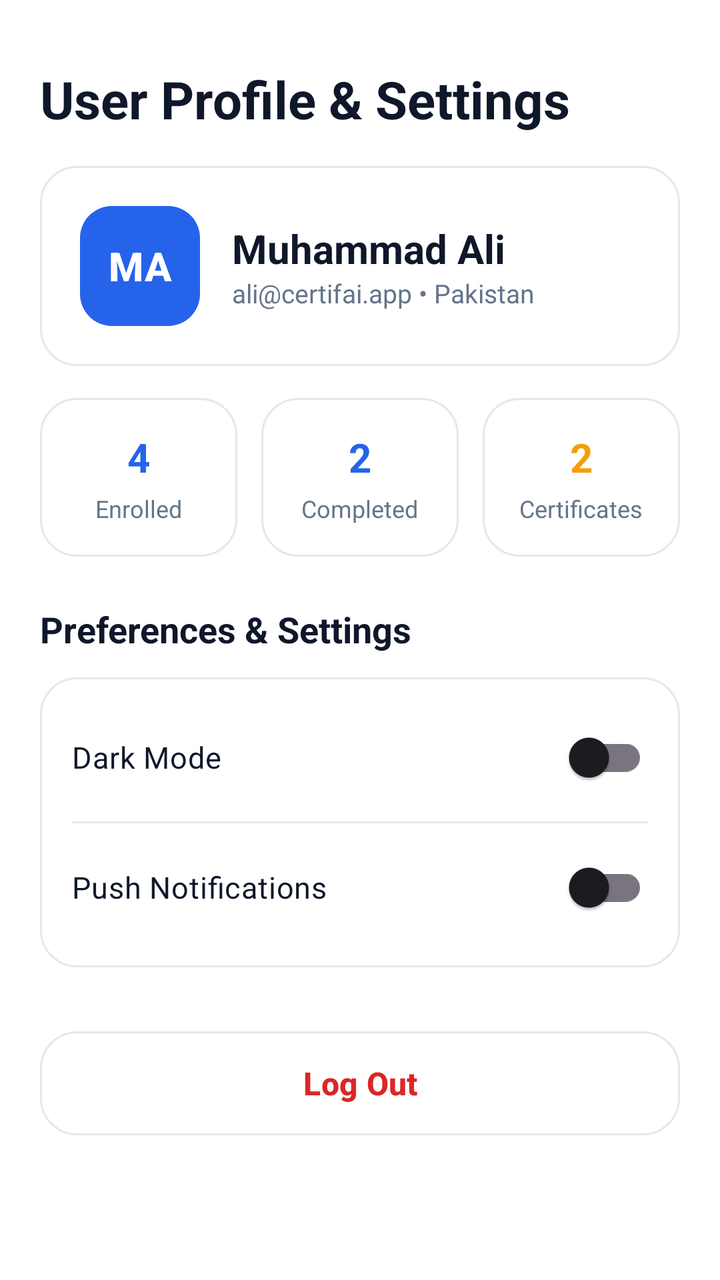
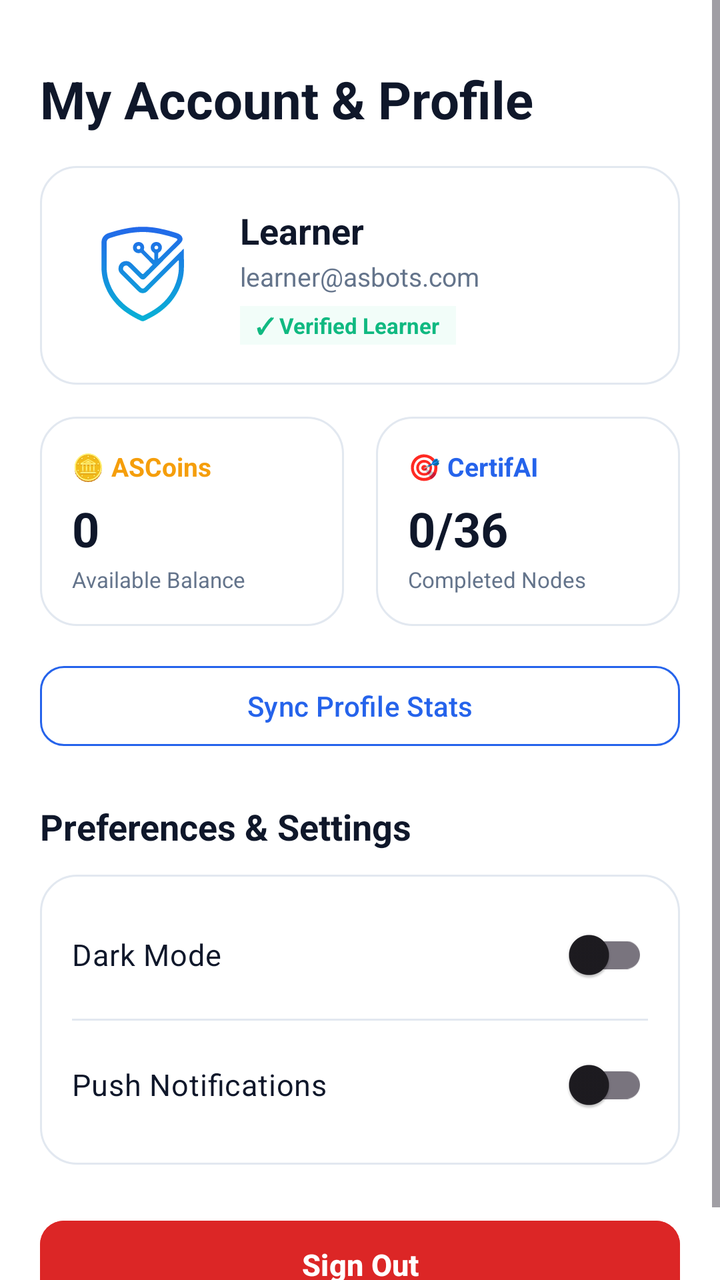

The first picture is an Android layout as it rendered before a commit; the second is the same layout after the commit. The layout source and the unified diff follow.
<!-- AndroidManifest.xml: application theme Theme.CertifAI -->
<!-- res/layout/fragment_profile.xml -->
<?xml version="1.0" encoding="utf-8"?>
<ScrollView xmlns:android="http://schemas.android.com/apk/res/android"
    xmlns:app="http://schemas.android.com/apk/res-auto"
    xmlns:tools="http://schemas.android.com/tools"
    android:layout_width="match_parent"
    android:layout_height="match_parent"
    android:fillViewport="true"
    tools:context=".ui.ProfileFragment">

    <androidx.constraintlayout.widget.ConstraintLayout
        android:layout_width="match_parent"
        android:layout_height="wrap_content"
        android:padding="20dp"
        android:paddingBottom="40dp">

        <TextView
            android:id="@+id/tvTitle"
            android:layout_width="0dp"
            android:layout_height="wrap_content"
            android:layout_marginTop="12dp"
            android:text="User Profile &amp; Settings"
            android:textColor="@color/text_primary_light"
            android:textSize="26sp"
            android:textStyle="bold"
            app:layout_constraintEnd_toEndOf="parent"
            app:layout_constraintStart_toStartOf="parent"
            app:layout_constraintTop_toTopOf="parent" />

        
        <LinearLayout
            android:id="@+id/llUserCard"
            android:layout_width="0dp"
            android:layout_height="wrap_content"
            android:layout_marginTop="16dp"
            android:background="@drawable/bg_card_surface"
            android:gravity="center_vertical"
            android:orientation="horizontal"
            android:padding="20dp"
            app:layout_constraintEnd_toEndOf="parent"
            app:layout_constraintStart_toStartOf="parent"
            app:layout_constraintTop_toBottomOf="@id/tvTitle">

            <TextView
                android:layout_width="60dp"
                android:layout_height="60dp"
                android:background="@drawable/bg_primary_button"
                android:fontFamily="sans-serif-medium"
                android:gravity="center"
                android:text="MA"
                android:textColor="@color/white"
                android:textSize="20sp"
                android:textStyle="bold" />

            <LinearLayout
                android:layout_width="0dp"
                android:layout_height="wrap_content"
                android:layout_marginStart="16dp"
                android:layout_weight="1"
                android:orientation="vertical">

                <TextView
                    android:layout_width="wrap_content"
                    android:layout_height="wrap_content"
                    android:text="Muhammad Ali"
                    android:textColor="@color/text_primary_light"
                    android:textSize="20sp"
                    android:textStyle="bold" />

                <TextView
                    android:layout_width="wrap_content"
                    android:layout_height="wrap_content"
                    android:text="ali@certifai.app • Pakistan"
                    android:textColor="@color/text_secondary_light"
                    android:textSize="13sp" />

            </LinearLayout>
        </LinearLayout>

        
        <LinearLayout
            android:id="@+id/llStatsGrid"
            android:layout_width="0dp"
            android:layout_height="wrap_content"
            android:layout_marginTop="16dp"
            android:orientation="horizontal"
            app:layout_constraintEnd_toEndOf="parent"
            app:layout_constraintStart_toStartOf="parent"
            app:layout_constraintTop_toBottomOf="@id/llUserCard">

            <LinearLayout
                android:layout_width="0dp"
                android:layout_height="wrap_content"
                android:layout_marginEnd="8dp"
                android:layout_weight="1"
                android:background="@drawable/bg_card_surface"
                android:gravity="center"
                android:orientation="vertical"
                android:padding="16dp">

                <TextView
                    android:layout_width="wrap_content"
                    android:layout_height="wrap_content"
                    android:text="4"
                    android:textColor="@color/electric_blue"
                    android:textSize="20sp"
                    android:textStyle="bold" />

                <TextView
                    android:layout_width="wrap_content"
                    android:layout_height="wrap_content"
                    android:layout_marginTop="4dp"
                    android:text="Enrolled"
                    android:textColor="@color/text_secondary_light"
                    android:textSize="12sp" />
            </LinearLayout>

            <LinearLayout
                android:layout_width="0dp"
                android:layout_height="wrap_content"
                android:layout_marginHorizontal="4dp"
                android:layout_weight="1"
                android:background="@drawable/bg_card_surface"
                android:gravity="center"
                android:orientation="vertical"
                android:padding="16dp">

                <TextView
                    android:layout_width="wrap_content"
                    android:layout_height="wrap_content"
                    android:text="2"
                    android:textColor="@color/electric_blue"
                    android:textSize="20sp"
                    android:textStyle="bold" />

                <TextView
                    android:layout_width="wrap_content"
                    android:layout_height="wrap_content"
                    android:layout_marginTop="4dp"
                    android:text="Completed"
                    android:textColor="@color/text_secondary_light"
                    android:textSize="12sp" />
            </LinearLayout>

            <LinearLayout
                android:layout_width="0dp"
                android:layout_height="wrap_content"
                android:layout_marginStart="8dp"
                android:layout_weight="1"
                android:background="@drawable/bg_card_surface"
                android:gravity="center"
                android:orientation="vertical"
                android:padding="16dp">

                <TextView
                    android:layout_width="wrap_content"
                    android:layout_height="wrap_content"
                    android:text="2"
                    android:textColor="@color/gold_badge"
                    android:textSize="20sp"
                    android:textStyle="bold" />

                <TextView
                    android:layout_width="wrap_content"
                    android:layout_height="wrap_content"
                    android:layout_marginTop="4dp"
                    android:text="Certificates"
                    android:textColor="@color/text_secondary_light"
                    android:textSize="12sp" />
            </LinearLayout>
        </LinearLayout>

        
        <TextView
            android:id="@+id/tvPreferencesHeader"
            android:layout_width="0dp"
            android:layout_height="wrap_content"
            android:layout_marginTop="24dp"
            android:text="Preferences &amp; Settings"
            android:textColor="@color/text_primary_light"
            android:textSize="18sp"
            android:textStyle="bold"
            app:layout_constraintEnd_toEndOf="parent"
            app:layout_constraintStart_toStartOf="parent"
            app:layout_constraintTop_toBottomOf="@id/llStatsGrid" />

        <LinearLayout
            android:id="@+id/llPreferencesCard"
            android:layout_width="0dp"
            android:layout_height="wrap_content"
            android:layout_marginTop="12dp"
            android:background="@drawable/bg_card_surface"
            android:orientation="vertical"
            android:padding="16dp"
            app:layout_constraintEnd_toEndOf="parent"
            app:layout_constraintStart_toStartOf="parent"
            app:layout_constraintTop_toBottomOf="@id/tvPreferencesHeader">

            <androidx.appcompat.widget.SwitchCompat
                android:id="@+id/switchDarkMode"
                android:layout_width="match_parent"
                android:layout_height="wrap_content"
                android:paddingVertical="8dp"
                android:text="Dark Mode"
                android:textColor="@color/text_primary_light"
                android:textSize="15sp" />

            <View
                android:layout_width="match_parent"
                android:layout_height="1dp"
                android:layout_marginVertical="8dp"
                android:background="@color/border_light" />

            <androidx.appcompat.widget.SwitchCompat
                android:id="@+id/switchNotifications"
                android:layout_width="match_parent"
                android:layout_height="wrap_content"
                android:paddingVertical="8dp"
                android:text="Push Notifications"
                android:textColor="@color/text_primary_light"
                android:textSize="15sp" />

        </LinearLayout>

        
        <Button
            android:id="@+id/btnLogout"
            android:layout_width="0dp"
            android:layout_height="52dp"
            android:layout_marginTop="32dp"
            android:background="@drawable/bg_card_surface"
            android:text="Log Out"
            android:textAllCaps="false"
            android:textColor="#DC2626"
            android:textSize="16sp"
            android:textStyle="bold"
            app:backgroundTint="@null"
            app:layout_constraintEnd_toEndOf="parent"
            app:layout_constraintStart_toStartOf="parent"
            app:layout_constraintTop_toBottomOf="@id/llPreferencesCard" />

    </androidx.constraintlayout.widget.ConstraintLayout>
</ScrollView>
<!-- resources referenced by this layout -->
<resources>
  <color name="border_light">#E2E8F0</color>
  <color name="electric_blue">#2563EB</color>
  <color name="gold_badge">#F59E0B</color>
  <color name="text_primary_light">#0F172A</color>
  <color name="text_secondary_light">#64748B</color>
  <color name="white">#FFFFFFFF</color>
  <!-- drawable bg_card_surface (drawable) -->
  <?xml version="1.0" encoding="utf-8"?>
  <shape xmlns:android="http://schemas.android.com/apk/res/android"
      android:shape="rectangle">
      <solid android:color="@color/surface_light" />
      <corners android:radius="18dp" />
      <stroke
          android:width="1dp"
          android:color="@color/border_light" />
  </shape>
  <!-- drawable bg_primary_button (drawable) -->
  <?xml version="1.0" encoding="utf-8"?>
  <shape xmlns:android="http://schemas.android.com/apk/res/android"
      android:shape="rectangle">
      <gradient
          android:angle="45"
          android:endColor="@color/electric_blue"
          android:startColor="@color/electric_blue" />
      <corners android:radius="16dp" />
  </shape>
  <style name="Theme.CertifAI" parent="Base.Theme.CertifAI" />
  <color name="surface_light">#FFFFFF</color>
  <style name="Base.Theme.CertifAI" parent="Theme.Material3.DayNight.NoActionBar">
          <item name="colorPrimary">@color/electric_blue</item>
          <item name="colorOnPrimary">@color/white</item>
          <item name="colorSecondary">@color/cyan_accent</item>
          <item name="android:statusBarColor">#FFFFFF</item>
          <item name="android:windowLightStatusBar">true</item>
          <item name="android:windowBackground">#FFFFFF</item>
      </style>
  <color name="cyan_accent">#06B6D4</color>
</resources>

<!-- the commit's change to res/layout/fragment_profile.xml (unified diff, before → after) -->
@@ -18,7 +18,7 @@
             android:layout_width="0dp"
             android:layout_height="wrap_content"
             android:layout_marginTop="12dp"
-            android:text="User Profile &amp; Settings"
+            android:text="My Account &amp; Profile"
             android:textColor="@color/text_primary_light"
             android:textSize="26sp"
             android:textStyle="bold"
@@ -28,215 +28,302 @@
 
         
         <LinearLayout
-            android:id="@+id/llUserCard"
+            android:id="@+id/llLoggedOutContainer"
             android:layout_width="0dp"
             android:layout_height="wrap_content"
-            android:layout_marginTop="16dp"
+            android:layout_marginTop="24dp"
             android:background="@drawable/bg_card_surface"
-            android:gravity="center_vertical"
-            android:orientation="horizontal"
-            android:padding="20dp"
+            android:gravity="center"
+            android:orientation="vertical"
+            android:padding="24dp"
+            android:visibility="gone"
+            app:layout_constraintEnd_toEndOf="parent"
+            app:layout_constraintStart_toStartOf="parent"
+            app:layout_constraintTop_toBottomOf="@id/tvTitle"
+            tools:visibility="gone">
+
+            <ImageView
+                android:layout_width="72dp"
+                android:layout_height="72dp"
+                android:contentDescription="@string/app_name"
+                android:src="@drawable/ic_certifai_shield" />
+
+            <TextView
+                android:layout_width="wrap_content"
+                android:layout_height="wrap_content"
+                android:layout_marginTop="16dp"
+                android:text="Welcome to ASBots"
+                android:textColor="@color/text_primary_light"
+                android:textSize="20sp"
+                android:textStyle="bold" />
+
+            <TextView
+                android:layout_width="wrap_content"
+                android:layout_height="wrap_content"
+                android:layout_marginTop="8dp"
+                android:gravity="center"
+                android:text="Sign in with your Google Account to sync your CertifAI roadmap nodes, courses, and ASCoins balance."
+                android:textColor="@color/text_secondary_light"
+                android:textSize="13sp" />
+
+            <com.google.android.material.button.MaterialButton
+                android:id="@+id/btnGoogleSignIn"
+                android:layout_width="match_parent"
+                android:layout_height="52dp"
+                android:layout_marginTop="24dp"
+                android:backgroundTint="#FFFFFF"
+                android:text="Sign in with Google"
+                android:textAllCaps="false"
+                android:textColor="#1F2937"
+                android:textSize="15sp"
+                android:textStyle="bold"
+                app:cornerRadius="12dp"
+                app:icon="@android:drawable/ic_menu_compass"
+                app:iconGravity="textStart"
+                app:iconPadding="10dp"
+                app:iconTint="#4285F4" />
+
+        </LinearLayout>
+
+        
+        <LinearLayout
+            android:id="@+id/llLoggedInContainer"
+            android:layout_width="0dp"
+            android:layout_height="wrap_content"
+            android:orientation="vertical"
             app:layout_constraintEnd_toEndOf="parent"
             app:layout_constraintStart_toStartOf="parent"
             app:layout_constraintTop_toBottomOf="@id/tvTitle">
 
+            
+            <LinearLayout
+                android:id="@+id/llUserCard"
+                android:layout_width="match_parent"
+                android:layout_height="wrap_content"
+                android:layout_marginTop="16dp"
+                android:background="@drawable/bg_card_surface"
+                android:gravity="center_vertical"
+                android:orientation="horizontal"
+                android:padding="20dp">
+
+                <com.google.android.material.imageview.ShapeableImageView
+                    android:id="@+id/ivAvatar"
+                    android:layout_width="64dp"
+                    android:layout_height="64dp"
+                    android:scaleType="centerCrop"
+                    android:src="@drawable/ic_certifai_shield"
+                    app:shapeAppearanceOverlay="@style/ShapeAppearance.Material3.Corner.Full" />
+
+                <LinearLayout
+                    android:layout_width="0dp"
+                    android:layout_height="wrap_content"
+                    android:layout_marginStart="16dp"
+                    android:layout_weight="1"
+                    android:orientation="vertical">
+
+                    <TextView
+                        android:id="@+id/tvUserName"
+                        android:layout_width="wrap_content"
+                        android:layout_height="wrap_content"
+                        android:text="Learner"
+                        android:textColor="@color/text_primary_light"
+                        android:textSize="18sp"
+                        android:textStyle="bold" />
+
+                    <TextView
+                        android:id="@+id/tvUserEmail"
+                        android:layout_width="wrap_content"
+                        android:layout_height="wrap_content"
+                        android:layout_marginTop="2dp"
+                        android:text="learner@asbots.com"
+                        android:textColor="@color/text_secondary_light"
+                        android:textSize="13sp" />
+
+                    <TextView
+                        android:id="@+id/tvVerifiedBadge"
+                        android:layout_width="wrap_content"
+                        android:layout_height="wrap_content"
+                        android:layout_marginTop="6dp"
+                        android:background="#1034D399"
+                        android:paddingHorizontal="8dp"
+                        android:paddingVertical="2dp"
+                        android:text="✓ Verified Learner"
+                        android:textColor="#10B981"
+                        android:textSize="11sp"
+                        android:textStyle="bold" />
+
+                </LinearLayout>
+            </LinearLayout>
+
+            
+            <LinearLayout
+                android:id="@+id/llStatsGrid"
+                android:layout_width="match_parent"
+                android:layout_height="wrap_content"
+                android:layout_marginTop="16dp"
+                android:orientation="horizontal">
+
+                
+                <LinearLayout
+                    android:layout_width="0dp"
+                    android:layout_height="wrap_content"
+                    android:layout_marginEnd="8dp"
+                    android:layout_weight="1"
+                    android:background="@drawable/bg_card_surface"
+                    android:orientation="vertical"
+                    android:padding="16dp">
+
+                    <TextView
+                        android:layout_width="wrap_content"
+                        android:layout_height="wrap_content"
+                        android:text="🪙 ASCoins"
+                        android:textColor="@color/gold_badge"
+                        android:textSize="13sp"
+                        android:textStyle="bold" />
+
+                    <TextView
+                        android:id="@+id/tvCoinsBalance"
+                        android:layout_width="wrap_content"
+                        android:layout_height="wrap_content"
+                        android:layout_marginTop="6dp"
+                        android:text="0"
+                        android:textColor="@color/text_primary_light"
+                        android:textSize="24sp"
+                        android:textStyle="bold" />
+
+                    <TextView
+                        android:layout_width="wrap_content"
+                        android:layout_height="wrap_content"
+                        android:layout_marginTop="2dp"
+                        android:text="Available Balance"
+                        android:textColor="@color/text_secondary_light"
+                        android:textSize="11sp" />
+                </LinearLayout>
+
+                
+                <LinearLayout
+                    android:layout_width="0dp"
+                    android:layout_height="wrap_content"
+                    android:layout_marginStart="8dp"
+                    android:layout_weight="1"
+                    android:background="@drawable/bg_card_surface"
+                    android:orientation="vertical"
+                    android:padding="16dp">
+
+                    <TextView
+                        android:layout_width="wrap_content"
+                        android:layout_height="wrap_content"
+                        android:text="🎯 CertifAI"
+                        android:textColor="@color/electric_blue"
+                        android:textSize="13sp"
+                        android:textStyle="bold" />
+
+                    <TextView
+                        android:id="@+id/tvNodesProgress"
+                        android:layout_width="wrap_content"
+                        android:layout_height="wrap_content"
+                        android:layout_marginTop="6dp"
+                        android:text="0/36"
+                        android:textColor="@color/text_primary_light"
+                        android:textSize="24sp"
+                        android:textStyle="bold" />
+
+                    <TextView
+                        android:layout_width="wrap_content"
+                        android:layout_height="wrap_content"
+                        android:layout_marginTop="2dp"
+                        android:text="Completed Nodes"
+                        android:textColor="@color/text_secondary_light"
+                        android:textSize="11sp" />
+                </LinearLayout>
+            </LinearLayout>
+
+            
+            <com.google.android.material.button.MaterialButton
+                android:id="@+id/btnSyncProfile"
+                style="@style/Widget.Material3.Button.OutlinedButton"
+                android:layout_width="match_parent"
+                android:layout_height="48dp"
+                android:layout_marginTop="16dp"
+                android:text="Sync Profile Stats"
+                android:textAllCaps="false"
+                android:textColor="@color/electric_blue"
+                android:textSize="14sp"
+                app:cornerRadius="12dp"
+                app:strokeColor="@color/electric_blue" />
+
+            
             <TextView
-                android:layout_width="60dp"
-                android:layout_height="60dp"
-                android:background="@drawable/bg_primary_button"
-                android:fontFamily="sans-serif-medium"
-                android:gravity="center"
-                android:text="MA"
-                android:textColor="@color/white"
-                android:textSize="20sp"
+                android:id="@+id/tvPreferencesHeader"
+                android:layout_width="match_parent"
+                android:layout_height="wrap_content"
+                android:layout_marginTop="24dp"
+                android:text="Preferences &amp; Settings"
+                android:textColor="@color/text_primary_light"
+                android:textSize="18sp"
                 android:textStyle="bold" />
 
             <LinearLayout
-                android:layout_width="0dp"
-                android:layout_height="wrap_content"
-                android:layout_marginStart="16dp"
-                android:layout_weight="1"
-                android:orientation="vertical">
-
-                <TextView
-                    android:layout_width="wrap_content"
-                    android:layout_height="wrap_content"
-                    android:text="Muhammad Ali"
+                android:id="@+id/llPreferencesCard"
+                android:layout_width="match_parent"
+                android:layout_height="wrap_content"
+                android:layout_marginTop="12dp"
+                android:background="@drawable/bg_card_surface"
+                android:orientation="vertical"
+                android:padding="16dp">
+
+                <androidx.appcompat.widget.SwitchCompat
+                    android:id="@+id/switchDarkMode"
+                    android:layout_width="match_parent"
+                    android:layout_height="wrap_content"
+                    android:paddingVertical="8dp"
+                    android:text="Dark Mode"
                     android:textColor="@color/text_primary_light"
-                    android:textSize="20sp"
-                    android:textStyle="bold" />
-
-                <TextView
-                    android:layout_width="wrap_content"
-                    android:layout_height="wrap_content"
-                    android:text="ali@certifai.app • Pakistan"
-                    android:textColor="@color/text_secondary_light"
-                    android:textSize="13sp" />
+                    android:textSize="15sp" />
+
+                <View
+                    android:layout_width="match_parent"
+                    android:layout_height="1dp"
+                    android:layout_marginVertical="8dp"
+                    android:background="@color/border_light" />
+
+                <androidx.appcompat.widget.SwitchCompat
+                    android:id="@+id/switchNotifications"
+                    android:layout_width="match_parent"
+                    android:layout_height="wrap_content"
+                    android:paddingVertical="8dp"
+                    android:text="Push Notifications"
+                    android:textColor="@color/text_primary_light"
+                    android:textSize="15sp" />
 
             </LinearLayout>
+
+            
+            <com.google.android.material.button.MaterialButton
+                android:id="@+id/btnSignOut"
+                android:layout_width="match_parent"
+                android:layout_height="52dp"
+                android:layout_marginTop="24dp"
+                android:backgroundTint="#DC2626"
+                android:text="Sign Out"
+                android:textAllCaps="false"
+                android:textColor="#FFFFFF"
+                android:textSize="15sp"
+                android:textStyle="bold"
+                app:cornerRadius="12dp" />
+
         </LinearLayout>
 
-        
-        <LinearLayout
-            android:id="@+id/llStatsGrid"
-            android:layout_width="0dp"
+        <ProgressBar
+            android:id="@+id/progressBar"
+            android:layout_width="wrap_content"
             android:layout_height="wrap_content"
-            android:layout_marginTop="16dp"
-            android:orientation="horizontal"
+            android:indeterminateTint="@color/electric_blue"
+            android:visibility="gone"
+            app:layout_constraintBottom_toBottomOf="parent"
             app:layout_constraintEnd_toEndOf="parent"
             app:layout_constraintStart_toStartOf="parent"
-            app:layout_constraintTop_toBottomOf="@id/llUserCard">
-
-            <LinearLayout
-                android:layout_width="0dp"
-                android:layout_height="wrap_content"
-                android:layout_marginEnd="8dp"
-                android:layout_weight="1"
-                android:background="@drawable/bg_card_surface"
-                android:gravity="center"
-                android:orientation="vertical"
-                android:padding="16dp">
-
-                <TextView
-                    android:layout_width="wrap_content"
-                    android:layout_height="wrap_content"
-                    android:text="4"
-                    android:textColor="@color/electric_blue"
-                    android:textSize="20sp"
-                    android:textStyle="bold" />
-
-                <TextView
-                    android:layout_width="wrap_content"
-                    android:layout_height="wrap_content"
-                    android:layout_marginTop="4dp"
-                    android:text="Enrolled"
-                    android:textColor="@color/text_secondary_light"
-                    android:textSize="12sp" />
-            </LinearLayout>
-
-            <LinearLayout
-                android:layout_width="0dp"
-                android:layout_height="wrap_content"
-                android:layout_marginHorizontal="4dp"
-                android:layout_weight="1"
-                android:background="@drawable/bg_card_surface"
-                android:gravity="center"
-                android:orientation="vertical"
-                android:padding="16dp">
-
-                <TextView
-                    android:layout_width="wrap_content"
-                    android:layout_height="wrap_content"
-                    android:text="2"
-                    android:textColor="@color/electric_blue"
-                    android:textSize="20sp"
-                    android:textStyle="bold" />
-
-                <TextView
-                    android:layout_width="wrap_content"
-                    android:layout_height="wrap_content"
-                    android:layout_marginTop="4dp"
-                    android:text="Completed"
-                    android:textColor="@color/text_secondary_light"
-                    android:textSize="12sp" />
-            </LinearLayout>
-
-            <LinearLayout
-                android:layout_width="0dp"
-                android:layout_height="wrap_content"
-                android:layout_marginStart="8dp"
-                android:layout_weight="1"
-                android:background="@drawable/bg_card_surface"
-                android:gravity="center"
-                android:orientation="vertical"
-                android:padding="16dp">
-
-                <TextView
-                    android:layout_width="wrap_content"
-                    android:layout_height="wrap_content"
-                    android:text="2"
-                    android:textColor="@color/gold_badge"
-                    android:textSize="20sp"
-                    android:textStyle="bold" />
-
-                <TextView
-                    android:layout_width="wrap_content"
-                    android:layout_height="wrap_content"
-                    android:layout_marginTop="4dp"
-                    android:text="Certificates"
-                    android:textColor="@color/text_secondary_light"
-                    android:textSize="12sp" />
-            </LinearLayout>
-        </LinearLayout>
-
-        
-        <TextView
-            android:id="@+id/tvPreferencesHeader"
-            android:layout_width="0dp"
-            android:layout_height="wrap_content"
-            android:layout_marginTop="24dp"
-            android:text="Preferences &amp; Settings"
-            android:textColor="@color/text_primary_light"
-            android:textSize="18sp"
-            android:textStyle="bold"
-            app:layout_constraintEnd_toEndOf="parent"
-            app:layout_constraintStart_toStartOf="parent"
-            app:layout_constraintTop_toBottomOf="@id/llStatsGrid" />
-
-        <LinearLayout
-            android:id="@+id/llPreferencesCard"
-            android:layout_width="0dp"
-            android:layout_height="wrap_content"
-            android:layout_marginTop="12dp"
-            android:background="@drawable/bg_card_surface"
-            android:orientation="vertical"
-            android:padding="16dp"
-            app:layout_constraintEnd_toEndOf="parent"
-            app:layout_constraintStart_toStartOf="parent"
-            app:layout_constraintTop_toBottomOf="@id/tvPreferencesHeader">
-
-            <androidx.appcompat.widget.SwitchCompat
-                android:id="@+id/switchDarkMode"
-                android:layout_width="match_parent"
-                android:layout_height="wrap_content"
-                android:paddingVertical="8dp"
-                android:text="Dark Mode"
-                android:textColor="@color/text_primary_light"
-                android:textSize="15sp" />
-
-            <View
-                android:layout_width="match_parent"
-                android:layout_height="1dp"
-                android:layout_marginVertical="8dp"
-                android:background="@color/border_light" />
-
-            <androidx.appcompat.widget.SwitchCompat
-                android:id="@+id/switchNotifications"
-                android:layout_width="match_parent"
-                android:layout_height="wrap_content"
-                android:paddingVertical="8dp"
-                android:text="Push Notifications"
-                android:textColor="@color/text_primary_light"
-                android:textSize="15sp" />
-
-        </LinearLayout>
-
-        
-        <Button
-            android:id="@+id/btnLogout"
-            android:layout_width="0dp"
-            android:layout_height="52dp"
-            android:layout_marginTop="32dp"
-            android:background="@drawable/bg_card_surface"
-            android:text="Log Out"
-            android:textAllCaps="false"
-            android:textColor="#DC2626"
-            android:textSize="16sp"
-            android:textStyle="bold"
-            app:backgroundTint="@null"
-            app:layout_constraintEnd_toEndOf="parent"
-            app:layout_constraintStart_toStartOf="parent"
-            app:layout_constraintTop_toBottomOf="@id/llPreferencesCard" />
+            app:layout_constraintTop_toTopOf="parent" />
 
     </androidx.constraintlayout.widget.ConstraintLayout>
 </ScrollView>
<!-- resource entries referenced after the edit -->
@@ -16,16 +16,8 @@
           android:width="1dp"
           android:color="@color/border_light" />
   </shape>
-  <!-- drawable bg_primary_button (drawable) -->
-  <?xml version="1.0" encoding="utf-8"?>
-  <shape xmlns:android="http://schemas.android.com/apk/res/android"
-      android:shape="rectangle">
-      <gradient
-          android:angle="45"
-          android:endColor="@color/electric_blue"
-          android:startColor="@color/electric_blue" />
-      <corners android:radius="16dp" />
-  </shape>
+  <!-- drawable ic_certifai_shield: vector/xml drawable (drawable, 9435 chars, omitted) -->
+  <string name="app_name">CertifAI</string>
   <style name="Theme.CertifAI" parent="Base.Theme.CertifAI" />
   <color name="surface_light">#FFFFFF</color>
   <style name="Base.Theme.CertifAI" parent="Theme.Material3.DayNight.NoActionBar">
